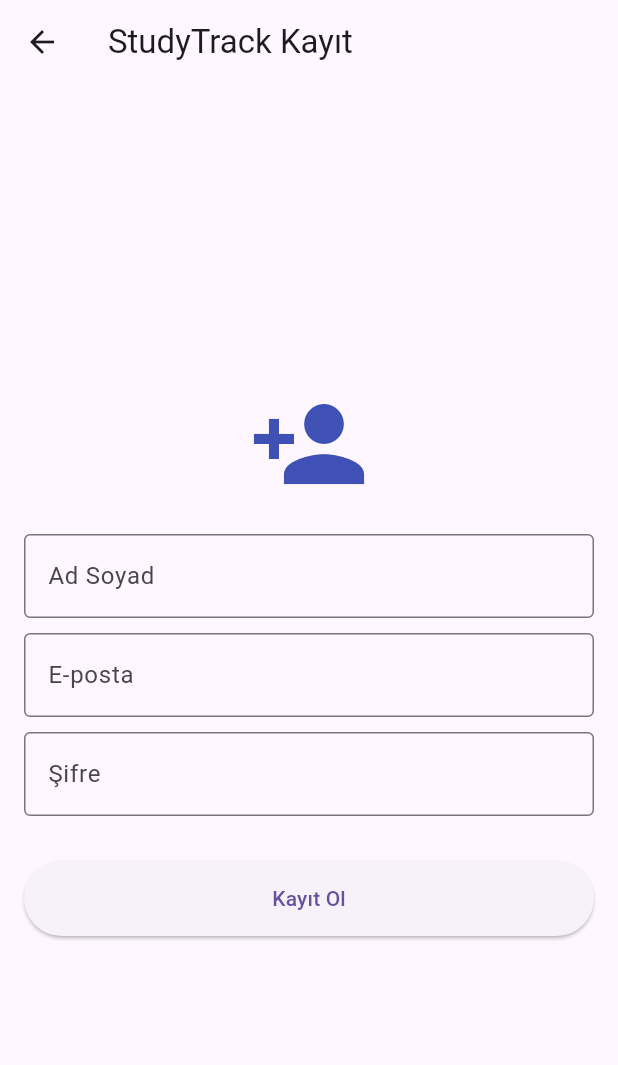
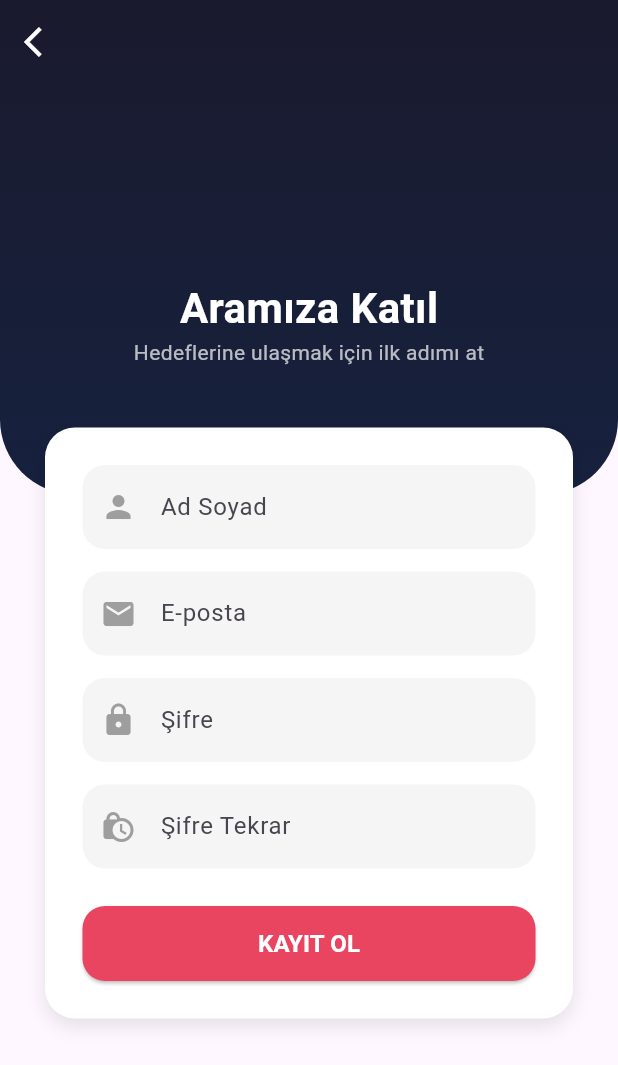
Before and after one commit to Sefabd/StudyTrack-Proje1, a Flutter app: the RegisterScreen screen opened directly, on a phone screen of 412 x 824 dp. Shown: the top 1065 px of the screen. Run offline on Flutter 3.47's test engine with Material 3 defaults, Android fonts, the phone set to English and light mode, and no system bars; our stand-ins replace cloud_firestore, firebase_auth, firebase_core; accounts and stored records are empty.

Commit message:
Update register_screen.dart

```diff
--- a/lib/screens/register_screen.dart
+++ b/lib/screens/register_screen.dart
@@ -1,5 +1,8 @@
+import 'package:cloud_firestore/cloud_firestore.dart';
+import 'package:firebase_auth/firebase_auth.dart';
 import 'package:flutter/material.dart';
-import '../services/auth_service.dart';
+import 'package:study_track/services/auth_service.dart';
+import 'package:study_track/screens/dashboard_screen.dart';
 
 class RegisterScreen extends StatefulWidget {
   const RegisterScreen({super.key});
@@ -12,88 +15,175 @@ class _RegisterScreenState extends State<RegisterScreen> {
   final TextEditingController _nameController = TextEditingController();
   final TextEditingController _emailController = TextEditingController();
   final TextEditingController _passwordController = TextEditingController();
+  final TextEditingController _confirmPasswordController = TextEditingController();
   bool _isLoading = false;
 
   void _register() async {
+    // Validasyonlar
     if (_nameController.text.isEmpty || _emailController.text.isEmpty || _passwordController.text.isEmpty) {
-      ScaffoldMessenger.of(context).showSnackBar(
-        const SnackBar(content: Text("Lütfen tüm alanları doldurun"), backgroundColor: Colors.orange)
-      );
+      if (mounted) {
+        ScaffoldMessenger.of(context).showSnackBar(const SnackBar(content: Text("Lütfen tüm alanları doldurun.")));
+      }
+      return;
+    }
+    if (_passwordController.text != _confirmPasswordController.text) {
+      if (mounted) {
+        ScaffoldMessenger.of(context).showSnackBar(const SnackBar(content: Text("Şifreler eşleşmiyor.")));
+      }
       return;
     }
 
     setState(() => _isLoading = true);
 
-    String? result = await AuthService().signUp(
+    // Kayıt İşlemi
+    String? res = await AuthService().signUp(
       email: _emailController.text.trim(),
       password: _passwordController.text.trim(),
       name: _nameController.text.trim(),
     );
 
-    setState(() => _isLoading = false);
+    // Veritabanına Kullanıcı Bilgisi Ekleme
+    if (res == 'success') {
+      User? user = FirebaseAuth.instance.currentUser;
+      if (user != null) {
+        await FirebaseFirestore.instance.collection('users').doc(user.uid).set({
+          'uid': user.uid,
+          'name': _nameController.text.trim(),
+          'email': _emailController.text.trim(),
+          'dailyGoalMinutes': 60,
+          'weeklyGoalMinutes': 420,
+          'profilePic': '',
+          'createdAt': Timestamp.now(),
+        });
+      }
 
-    if (result == null) {
-      if(mounted) {
-        ScaffoldMessenger.of(context).showSnackBar(
-          const SnackBar(content: Text("Kayıt Başarılı! Giriş yapabilirsiniz."), backgroundColor: Colors.green)
-        );
-        Navigator.pop(context);
+      if (mounted) {
+        Navigator.of(context).pushReplacement(MaterialPageRoute(builder: (context) => const DashboardScreen()));
       }
     } else {
-      if(mounted) {
-        ScaffoldMessenger.of(context).showSnackBar(
-          SnackBar(content: Text(result), backgroundColor: Colors.redAccent)
-        );
+      if (mounted) {
+        ScaffoldMessenger.of(context).showSnackBar(SnackBar(content: Text(res ?? "Hata oluştu")));
       }
     }
+    setState(() => _isLoading = false);
   }
 
-@override
+  @override
   Widget build(BuildContext context) {
+    final size = MediaQuery.of(context).size;
+
     return Scaffold(
-      appBar: AppBar(title: const Text("StudyTrack Kayıt")),
-
-
-      body: Center(
-        child: SingleChildScrollView(
-          child: Padding(
-            padding: const EdgeInsets.all(16.0),
-            child: Column(
-              mainAxisAlignment: MainAxisAlignment.center,
-              children: [
-                const Icon(Icons.person_add, size: 80, color: Colors.indigo),
-                const SizedBox(height: 20),
-                TextField(
-                  controller: _nameController,
-                  decoration: const InputDecoration(labelText: "Ad Soyad", border: OutlineInputBorder())
+      extendBodyBehindAppBar: true, // AppBar şeffaf olsun ve arkası görünsün
+      appBar: AppBar(
+        backgroundColor: Colors.transparent,
+        elevation: 0,
+        leading: IconButton(
+          icon: const Icon(Icons.arrow_back_ios, color: Colors.white),
+          onPressed: () => Navigator.pop(context),
+        ),
+      ),
+      // Stack yapısı: Arka plan sabit, içerik kayar
+      body: Stack(
+        children: [
+          // 1. SABİT ARKA PLAN
+          Positioned(
+            top: 0,
+            left: 0,
+            right: 0,
+            height: size.height * 0.40,
+            child: Container(
+              decoration: const BoxDecoration(
+                gradient: LinearGradient(
+                  colors: [Color(0xFF1A1A2E), Color(0xFF16213E)],
+                  begin: Alignment.topCenter,
+                  end: Alignment.bottomCenter,
                 ),
-                const SizedBox(height: 10),
-                TextField(
-                  controller: _emailController,
-                  decoration: const InputDecoration(labelText: "E-posta", border: OutlineInputBorder())
+                borderRadius: BorderRadius.only(
+                  bottomLeft: Radius.circular(50),
+                  bottomRight: Radius.circular(50),
                 ),
-                const SizedBox(height: 10),
-                TextField(
-                  controller: _passwordController,
-                  decoration: const InputDecoration(labelText: "Şifre", border: OutlineInputBorder()),
-                  obscureText: true
-                ),
-                const SizedBox(height: 30),
-                _isLoading
-                  ? const CircularProgressIndicator()
-                  : SizedBox(
-                      width: double.infinity,
-                      height: 50,
-                      child: ElevatedButton(onPressed: _register, child: const Text("Kayıt Ol")),
-                    ),
-              ],
+              ),
             ),
           ),
-        ),
+
+          // 2. KAYDIRILABİLİR İÇERİK
+          Center(
+            child: SingleChildScrollView(
+              padding: const EdgeInsets.symmetric(horizontal: 30, vertical: 20),
+              child: Column(
+                mainAxisAlignment: MainAxisAlignment.center,
+                children: [
+                  const SizedBox(height: 60), // AppBar için boşluk
+                  const Text(
+                    "Aramıza Katıl",
+                    style: TextStyle(color: Colors.white, fontSize: 28, fontWeight: FontWeight.bold),
+                  ),
+                  const Text(
+                    "Hedeflerine ulaşmak için ilk adımı at",
+                    style: TextStyle(color: Colors.white70, fontSize: 14),
+                  ),
+                  const SizedBox(height: 40),
+
+                  //
+                  Container(
+                    padding: const EdgeInsets.all(25),
+                    decoration: BoxDecoration(
+                      color: Colors.white,
+                      borderRadius: BorderRadius.circular(20),
+                      boxShadow: [
+                        BoxShadow(color: Colors.black.withOpacity(0.1), blurRadius: 10, offset: const Offset(0, 5)),
+                      ],
+                    ),
+                    child: Column(
+                      children: [
+                        _buildTextField(_nameController, "Ad Soyad", Icons.person),
+                        const SizedBox(height: 15),
+                        _buildTextField(_emailController, "E-posta", Icons.email),
+                        const SizedBox(height: 15),
+                        _buildTextField(_passwordController, "Şifre", Icons.lock, isObscure: true),
+                        const SizedBox(height: 15),
+                        _buildTextField(_confirmPasswordController, "Şifre Tekrar", Icons.lock_clock, isObscure: true),
+                        const SizedBox(height: 25),
+
+                        SizedBox(
+                          width: double.infinity,
+                          height: 50,
+                          child: ElevatedButton(
+                            onPressed: _isLoading ? null : _register,
+                            style: ElevatedButton.styleFrom(
+                              backgroundColor: const Color(0xFFE94560), // Mercan Rengi
+                              shape: RoundedRectangleBorder(borderRadius: BorderRadius.circular(15)),
+                            ),
+                            child: _isLoading
+                                ? const CircularProgressIndicator(color: Colors.white)
+                                : const Text("KAYIT OL", style: TextStyle(fontWeight: FontWeight.bold, fontSize: 16, color: Colors.white)),
+                          ),
+                        ),
+                      ],
+                    ),
+                  ),
+                  const SizedBox(height: 20), // Alt tarafta biraz boşluk
+                ],
+              ),
+            ),
+          ),
+        ],
       ),
+    );
+  }
 
+  // Inputları kısaltmak için yardımcı metod
+  Widget _buildTextField(TextEditingController controller, String hint, IconData icon, {bool isObscure = false}) {
+    return TextField(
+      controller: controller,
+      obscureText: isObscure,
+      decoration: InputDecoration(
+        hintText: hint,
+        prefixIcon: Icon(icon, color: Colors.grey),
+        filled: true,
+        fillColor: Colors.grey.shade100,
+        border: OutlineInputBorder(borderRadius: BorderRadius.circular(15), borderSide: BorderSide.none),
+      ),
     );
-
-
   }
 }
```
